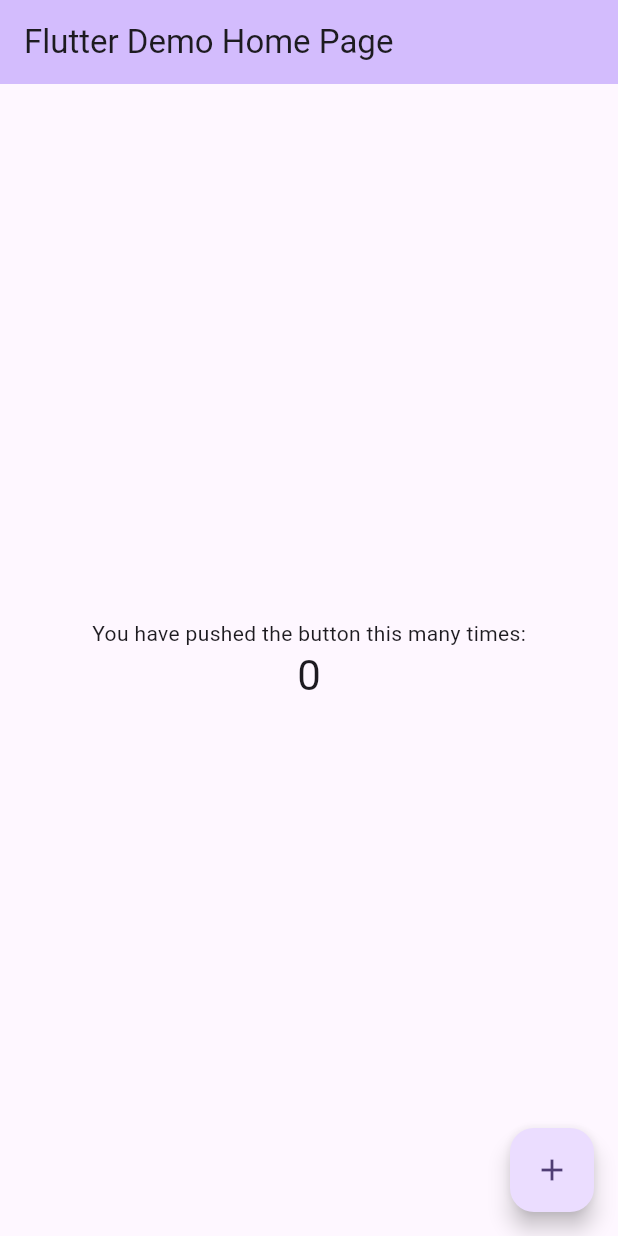
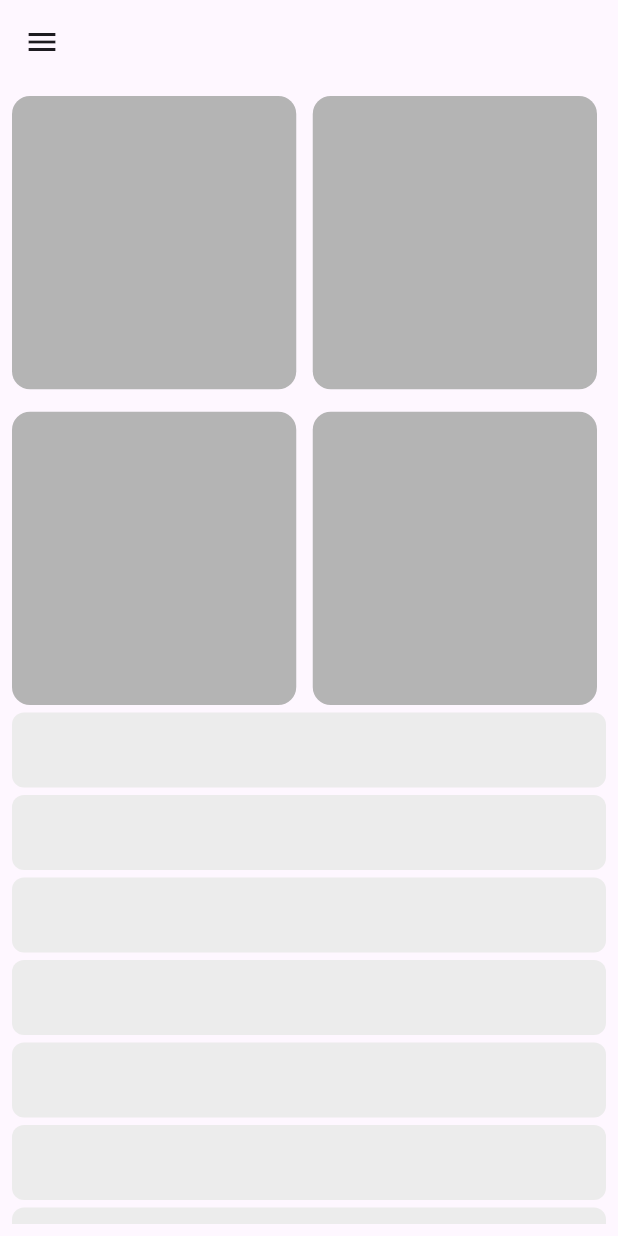
Before and after one commit to abdelrahman3003/adaptive_course, a Flutter app: the screen it shows after launch, on a phone screen of 412 x 824 dp. Run offline on Flutter 3.47's test engine with Material 3 defaults, Android fonts, the phone set to English and light mode, and no system bars; missing offline and left inert: awesome_icons.

Commit message:
adaptive and responsive ui is done

```diff
--- a/lib/main.dart
+++ b/lib/main.dart
@@ -1,125 +1,7 @@
 import 'package:flutter/material.dart';
+
+import 'myapp.dart';
 
 void main() {
   runApp(const MyApp());
 }
-
-class MyApp extends StatelessWidget {
-  const MyApp({super.key});
-
-  // This widget is the root of your application.
-  @override
-  Widget build(BuildContext context) {
-    return MaterialApp(
-      title: 'Flutter Demo',
-      theme: ThemeData(
-        // This is the theme of your application.
-        //
-        // TRY THIS: Try running your application with "flutter run". You'll see
-        // the application has a purple toolbar. Then, without quitting the app,
-        // try changing the seedColor in the colorScheme below to Colors.green
-        // and then invoke "hot reload" (save your changes or press the "hot
-        // reload" button in a Flutter-supported IDE, or press "r" if you used
-        // the command line to start the app).
-        //
-        // Notice that the counter didn't reset back to zero; the application
-        // state is not lost during the reload. To reset the state, use hot
-        // restart instead.
-        //
-        // This works for code too, not just values: Most code changes can be
-        // tested with just a hot reload.
-        colorScheme: ColorScheme.fromSeed(seedColor: Colors.deepPurple),
-        useMaterial3: true,
-      ),
-      home: const MyHomePage(title: 'Flutter Demo Home Page'),
-    );
-  }
-}
-
-class MyHomePage extends StatefulWidget {
-  const MyHomePage({super.key, required this.title});
-
-  // This widget is the home page of your application. It is stateful, meaning
-  // that it has a State object (defined below) that contains fields that affect
-  // how it looks.
-
-  // This class is the configuration for the state. It holds the values (in this
-  // case the title) provided by the parent (in this case the App widget) and
-  // used by the build method of the State. Fields in a Widget subclass are
-  // always marked "final".
-
-  final String title;
-
-  @override
-  State<MyHomePage> createState() => _MyHomePageState();
-}
-
-class _MyHomePageState extends State<MyHomePage> {
-  int _counter = 0;
-
-  void _incrementCounter() {
-    setState(() {
-      // This call to setState tells the Flutter framework that something has
-      // changed in this State, which causes it to rerun the build method below
-      // so that the display can reflect the updated values. If we changed
-      // _counter without calling setState(), then the build method would not be
-      // called again, and so nothing would appear to happen.
-      _counter++;
-    });
-  }
-
-  @override
-  Widget build(BuildContext context) {
-    // This method is rerun every time setState is called, for instance as done
-    // by the _incrementCounter method above.
-    //
-    // The Flutter framework has been optimized to make rerunning build methods
-    // fast, so that you can just rebuild anything that needs updating rather
-    // than having to individually change instances of widgets.
-    return Scaffold(
-      appBar: AppBar(
-        // TRY THIS: Try changing the color here to a specific color (to
-        // Colors.amber, perhaps?) and trigger a hot reload to see the AppBar
-        // change color while the other colors stay the same.
-        backgroundColor: Theme.of(context).colorScheme.inversePrimary,
-        // Here we take the value from the MyHomePage object that was created by
-        // the App.build method, and use it to set our appbar title.
-        title: Text(widget.title),
-      ),
-      body: Center(
-        // Center is a layout widget. It takes a single child and positions it
-        // in the middle of the parent.
-        child: Column(
-          // Column is also a layout widget. It takes a list of children and
-          // arranges them vertically. By default, it sizes itself to fit its
-          // children horizontally, and tries to be as tall as its parent.
-          //
-          // Column has various properties to control how it sizes itself and
-          // how it positions its children. Here we use mainAxisAlignment to
-          // center the children vertically; the main axis here is the vertical
-          // axis because Columns are vertical (the cross axis would be
-          // horizontal).
-          //
-          // TRY THIS: Invoke "debug painting" (choose the "Toggle Debug Paint"
-          // action in the IDE, or press "p" in the console), to see the
-          // wireframe for each widget.
-          mainAxisAlignment: MainAxisAlignment.center,
-          children: <Widget>[
-            const Text(
-              'You have pushed the button this many times:',
-            ),
-            Text(
-              '$_counter',
-              style: Theme.of(context).textTheme.headlineMedium,
-            ),
-          ],
-        ),
-      ),
-      floatingActionButton: FloatingActionButton(
-        onPressed: _incrementCounter,
-        tooltip: 'Increment',
-        child: const Icon(Icons.add),
-      ), // This trailing comma makes auto-formatting nicer for build methods.
-    );
-  }
-}
--- /dev/null
+++ b/lib/myapp.dart
@@ -0,0 +1,15 @@
+import 'package:adaptive_course/views/home_view.dart';
+import 'package:flutter/material.dart';
+
+class MyApp extends StatelessWidget {
+  const MyApp({super.key});
+
+  @override
+  Widget build(BuildContext context) {
+    return const MaterialApp(
+      home: HomeView(),
+      debugShowCheckedModeBanner: false,
+
+    );
+  }
+}
--- /dev/null
+++ b/lib/views/home_view.dart
@@ -0,0 +1,26 @@
+import 'package:adaptive_course/views/widget/mobile_lyaout/custom_layout_builder.dart';
+import 'package:adaptive_course/views/widget/mobile_lyaout/mobile_layout_drawer.dart';
+import 'package:adaptive_course/views/widget/mobile_lyaout/mobile_layout_view.dart';
+import 'package:adaptive_course/views/widget/tablet_layout/tablet_layout_view.dart';
+import 'package:flutter/material.dart';
+
+import 'widget/desktop_layout/desktop_layout_view.dart';
+
+class HomeView extends StatelessWidget {
+  const HomeView({super.key});
+
+  @override
+  Widget build(BuildContext context) {
+    return Scaffold(
+      appBar: MediaQuery.of(context).size.width < 900 + 16 ? AppBar() : null,
+      drawer: const MobileLayoutDrawer(),
+      body: Padding(
+          padding: const EdgeInsets.symmetric(horizontal: 8, vertical: 8),
+          child: CustomLayoutBuilder(
+            mobileLayoutBuilder: (context) => const MobileLayoutView(),
+            tabletLayoutBuilder: (context) => const TabletLayoutView(),
+            desktopLayoutBuilder: (context) => const DesktopLayoutView(),
+          )),
+    );
+  }
+}
--- /dev/null
+++ b/lib/views/widget/mobile_lyaout/custom_layout_builder.dart
@@ -0,0 +1,27 @@
+import 'package:flutter/material.dart';
+
+
+class CustomLayoutBuilder extends StatelessWidget {
+  const CustomLayoutBuilder(
+      {super.key,
+      required this.mobileLayoutBuilder,
+      required this.tabletLayoutBuilder,
+      required this.desktopLayoutBuilder});
+  final WidgetBuilder mobileLayoutBuilder;
+  final WidgetBuilder tabletLayoutBuilder;
+  final WidgetBuilder desktopLayoutBuilder;
+  @override
+  Widget build(BuildContext context) {
+    return LayoutBuilder(
+      builder: (context, constraints) {
+        if (constraints.maxWidth < 600) {
+          return mobileLayoutBuilder(context);
+        } else if ((constraints.maxWidth < 900)) {
+          return tabletLayoutBuilder(context);
+        } else {
+          return desktopLayoutBuilder(context);
+        }
+      },
+    );
+  }
+}
--- /dev/null
+++ b/lib/views/widget/mobile_lyaout/listview_item.dart
@@ -0,0 +1,16 @@
+import 'package:flutter/material.dart';
+
+class ListviewItem extends StatelessWidget {
+  const ListviewItem({super.key});
+
+  @override
+  Widget build(BuildContext context) {
+    return Container(
+      margin: const EdgeInsets.only(top: 5),
+      height: 50,
+      decoration: BoxDecoration(
+          borderRadius: BorderRadius.circular(8),
+          color: const Color(0xffececec)),
+    );
+  }
+}
--- /dev/null
+++ b/lib/views/widget/mobile_lyaout/mobile_layout_item.dart
@@ -0,0 +1,16 @@
+import 'package:flutter/material.dart';
+
+class MobileLayoutItem extends StatelessWidget {
+  const MobileLayoutItem({super.key});
+
+  @override
+  Widget build(BuildContext context) {
+    return Container(
+      margin: const EdgeInsets.only(right: 6),
+      decoration: BoxDecoration(
+        borderRadius: BorderRadius.circular(12),
+        color: const Color(0xffb4b4b4),
+      ),
+    );
+  }
+}
--- /dev/null
+++ b/lib/views/widget/mobile_lyaout/mobile_layout_view.dart
@@ -0,0 +1,17 @@
+import 'package:adaptive_course/views/widget/mobile_lyaout/mobile_layout_grid_view.dart';
+import 'package:adaptive_course/views/widget/mobile_lyaout/mobile_layout_listview.dart';
+import 'package:flutter/material.dart';
+
+class MobileLayoutView extends StatelessWidget {
+  const MobileLayoutView({super.key});
+
+  @override
+  Widget build(BuildContext context) {
+    return const CustomScrollView(
+      slivers: [
+        MobileLayoutGridView(),
+        MobileLayoutListview(),
+      ],
+    );
+  }
+}
```
Also changed, not shown: lib/views/widget/desktop_layout/custom_item.dart (added, +35 -0 lines), lib/views/widget/desktop_layout/desktop_layout_view.dart (added, +19 -0 lines), lib/views/widget/mobile_lyaout/drawer_item.dart (added, +14 -0 lines), lib/views/widget/mobile_lyaout/mobile_layout_drawer.dart (added, +22 -0 lines), lib/views/widget/mobile_lyaout/mobile_layout_grid_view.dart (added, +20 -0 lines), lib/views/widget/mobile_lyaout/mobile_layout_listview.dart (added, +13 -0 lines), lib/views/widget/tablet_layout/tablet_layout_list_view.dart (added, +20 -0 lines), lib/views/widget/tablet_layout/tablet_layout_view.dart (added, +18 -0 lines), pubspec.yaml (+4 -12 lines), pubspec.lock, 2 other files.
